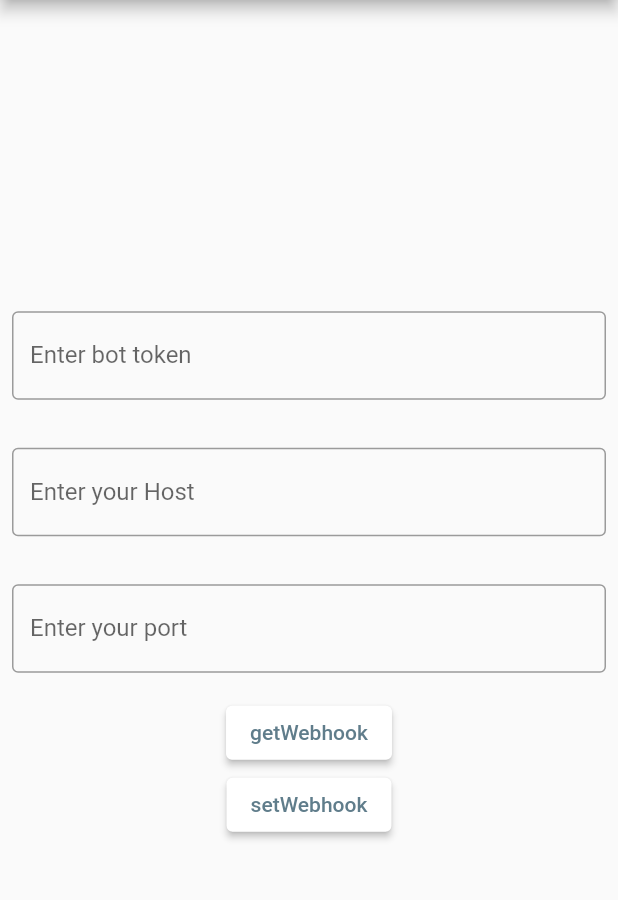
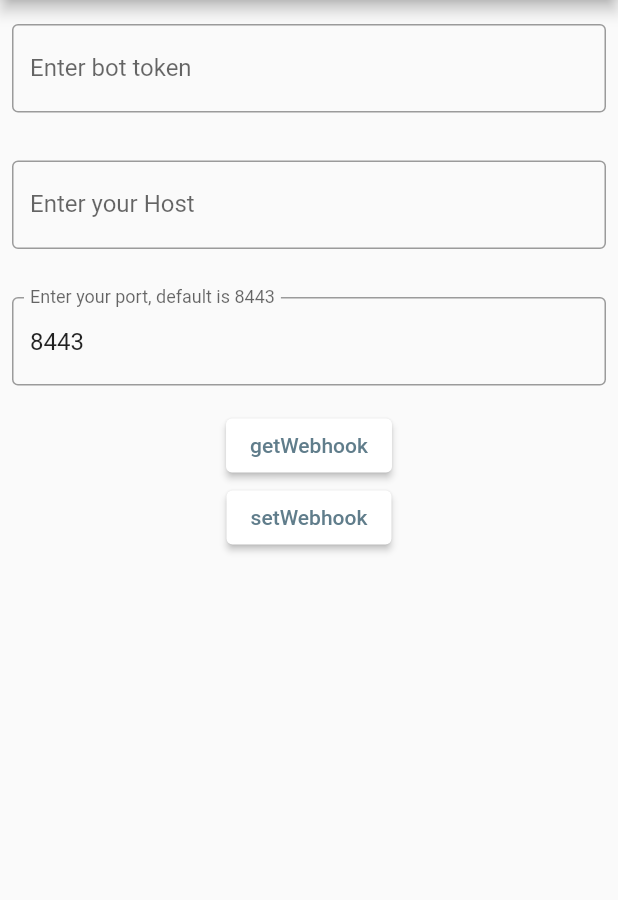
Before and after one commit to mastekoo/telebotman, a Flutter app: the screen it shows after launch, after a tap on "setWebhook", on a phone screen of 412 x 824 dp, the part 84-984 px from its top. Run offline on Flutter 3.47's test engine with Material 2 defaults, Android fonts, the phone set to English and light mode, and no system bars; our stand-ins replace flutter_dotenv; network calls fail.

Commit message:
add port validate

```diff
--- a/lib/present/bot_settings.dart
+++ b/lib/present/bot_settings.dart
@@ -18,13 +18,17 @@ class _NewRequestState extends State<NewRequest> {
   String _port = '';
   String? baseUrl = dotenv.env['BASE_URL'];
   String? error;
+  var items = ['8443', '80', '88', '443'];
+  String defaultPort = '8443';
+  final GlobalKey<FormState> _formKey = GlobalKey<FormState>();
 
   @override
   Widget build(BuildContext context) {
     _hostController.text = _host;
     _portController.text = _port;
-    return Column(
-      mainAxisAlignment: MainAxisAlignment.center,
+    return Form(
+        key: _formKey,
+        child: Column(
           children: [
             Padding(
               padding: const EdgeInsets.symmetric(horizontal: 8, vertical: 16),
@@ -45,35 +49,46 @@ class _NewRequestState extends State<NewRequest> {
             Padding(
               padding: const EdgeInsets.symmetric(horizontal: 8, vertical: 16),
               child: TextFormField(
+                validator: (value) {
+                  if (!items.contains(value)) {
+                    _portController.text = defaultPort;
+                  }
+                  return null;
+                },
                 decoration: const InputDecoration(
-                border: OutlineInputBorder(), labelText: 'Enter your port'),
+                    border: OutlineInputBorder(),
+                    labelText: 'Enter your port, default is 8443'),
                 controller: _portController,
               ),
             ),
             ElevatedButton(
                 style: ButtonStyle(
                     backgroundColor: MaterialStateProperty.all(Colors.white),
-                foregroundColor: MaterialStateProperty.all(Colors.blueGrey)),
+                    foregroundColor:
+                        MaterialStateProperty.all(Colors.blueGrey)),
                 onPressed: getWebhook,
                 child: const Text('getWebhook')),
             ElevatedButton(
                 style: ButtonStyle(
                     backgroundColor: MaterialStateProperty.all(Colors.white),
-                foregroundColor: MaterialStateProperty.all(Colors.blueGrey)),
+                    foregroundColor:
+                        MaterialStateProperty.all(Colors.blueGrey)),
                 onPressed: setWebhook,
                 child: const Text('setWebhook')),
             Text(_responseBody)
           ],
-    );
+        ));
   }
 
   void setWebhook() async {
+    if (_formKey.currentState!.validate()) {
       var host = _hostController.text;
       var token = _tokenController.text;
       var port = _portController.text;
       var url = '$baseUrl/bot$token/setWebhook?url=$host:$port';
       var response = await http.get(Uri.parse(url));
       setState(() => {_responseBody = response.body});
+    }
   }
 
   void getWebhook() async {
```
Lines whose indentation alone changed are shown as unchanged.
